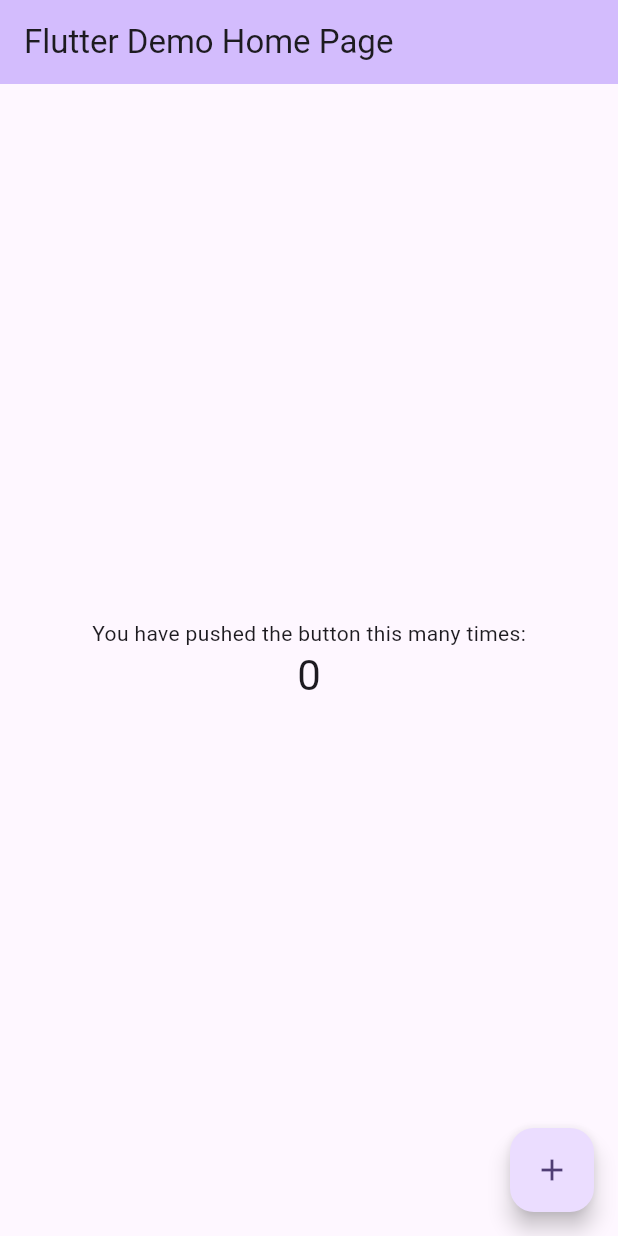
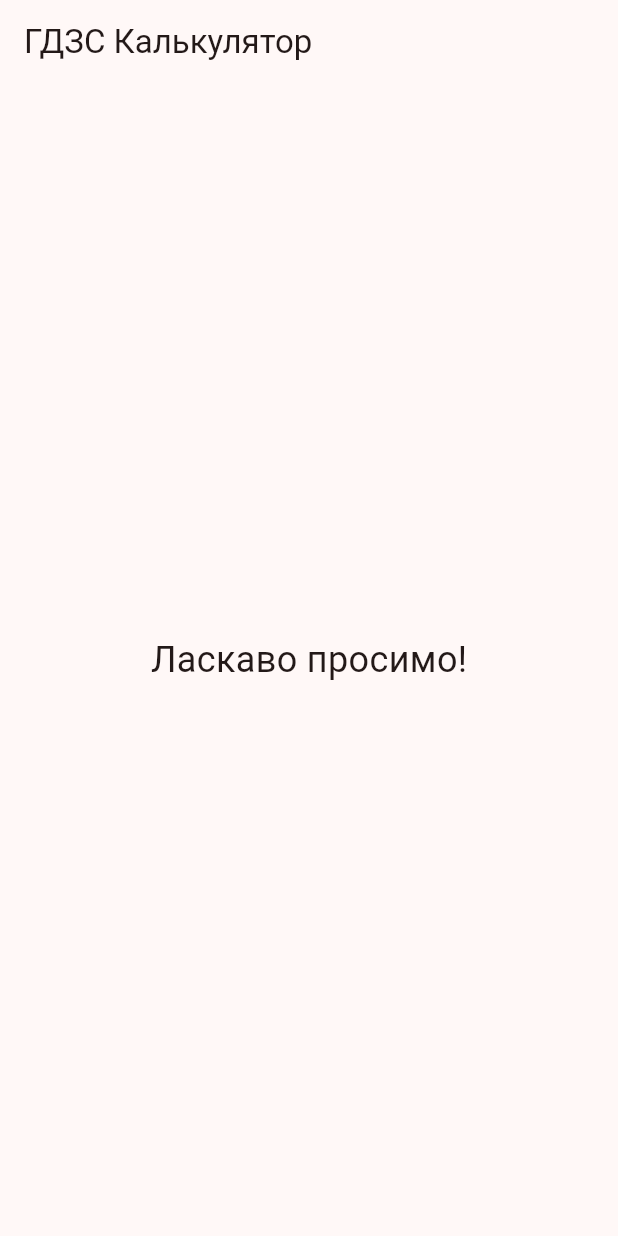
Before and after one commit to MukolaKUN/gdzs_calc, a Flutter app: the screen it shows after launch, on a phone screen of 412 x 824 dp. Run offline on Flutter 3.47's test engine with Material 3 defaults, Android fonts, the light colour scheme and no system bars.

Commit message:
Create project architecture and initial home screen

```diff
--- /dev/null
+++ b/lib/app/app.dart
@@ -0,0 +1,19 @@
+import 'package:flutter/material.dart';
+import '../features/home/home_page.dart';
+
+class GdzsApp extends StatelessWidget {
+  const GdzsApp({super.key});
+
+  @override
+  Widget build(BuildContext context) {
+    return MaterialApp(
+      title: 'ГДЗС Калькулятор',
+      debugShowCheckedModeBanner: false,
+      theme: ThemeData(
+        useMaterial3: true,
+        colorSchemeSeed: Colors.red,
+      ),
+      home: const HomePage(),
+    );
+  }
+}
--- /dev/null
+++ b/lib/features/home/home_page.dart
@@ -0,0 +1,20 @@
+import 'package:flutter/material.dart';
+
+class HomePage extends StatelessWidget {
+  const HomePage({super.key});
+
+  @override
+  Widget build(BuildContext context) {
+    return Scaffold(
+      appBar: AppBar(
+        title: const Text('ГДЗС Калькулятор'),
+      ),
+      body: const Center(
+        child: Text(
+          'Ласкаво просимо!',
+          style: TextStyle(fontSize: 24),
+        ),
+      ),
+    );
+  }
+}
--- a/lib/main.dart
+++ b/lib/main.dart
@@ -1,122 +1,6 @@
 import 'package:flutter/material.dart';
+import 'app/app.dart';
 
 void main() {
-  runApp(const MyApp());
+  runApp(const GdzsApp());
 }
-
-class MyApp extends StatelessWidget {
-  const MyApp({super.key});
-
-  // This widget is the root of your application.
-  @override
-  Widget build(BuildContext context) {
-    return MaterialApp(
-      title: 'Flutter Demo',
-      theme: ThemeData(
-        // This is the theme of your application.
-        //
-        // TRY THIS: Try running your application with "flutter run". You'll see
-        // the application has a purple toolbar. Then, without quitting the app,
-        // try changing the seedColor in the colorScheme below to Colors.green
-        // and then invoke "hot reload" (save your changes or press the "hot
-        // reload" button in a Flutter-supported IDE, or press "r" if you used
-        // the command line to start the app).
-        //
-        // Notice that the counter didn't reset back to zero; the application
-        // state is not lost during the reload. To reset the state, use hot
-        // restart instead.
-        //
-        // This works for code too, not just values: Most code changes can be
-        // tested with just a hot reload.
-        colorScheme: .fromSeed(seedColor: Colors.deepPurple),
-      ),
-      home: const MyHomePage(title: 'Flutter Demo Home Page'),
-    );
-  }
-}
-
-class MyHomePage extends StatefulWidget {
-  const MyHomePage({super.key, required this.title});
-
-  // This widget is the home page of your application. It is stateful, meaning
-  // that it has a State object (defined below) that contains fields that affect
-  // how it looks.
-
-  // This class is the configuration for the state. It holds the values (in this
-  // case the title) provided by the parent (in this case the App widget) and
-  // used by the build method of the State. Fields in a Widget subclass are
-  // always marked "final".
-
-  final String title;
-
-  @override
-  State<MyHomePage> createState() => _MyHomePageState();
-}
-
-class _MyHomePageState extends State<MyHomePage> {
-  int _counter = 0;
-
-  void _incrementCounter() {
-    setState(() {
-      // This call to setState tells the Flutter framework that something has
-      // changed in this State, which causes it to rerun the build method below
-      // so that the display can reflect the updated values. If we changed
-      // _counter without calling setState(), then the build method would not be
-      // called again, and so nothing would appear to happen.
-      _counter++;
-    });
-  }
-
-  @override
-  Widget build(BuildContext context) {
-    // This method is rerun every time setState is called, for instance as done
-    // by the _incrementCounter method above.
-    //
-    // The Flutter framework has been optimized to make rerunning build methods
-    // fast, so that you can just rebuild anything that needs updating rather
-    // than having to individually change instances of widgets.
-    return Scaffold(
-      appBar: AppBar(
-        // TRY THIS: Try changing the color here to a specific color (to
-        // Colors.amber, perhaps?) and trigger a hot reload to see the AppBar
-        // change color while the other colors stay the same.
-        backgroundColor: Theme.of(context).colorScheme.inversePrimary,
-        // Here we take the value from the MyHomePage object that was created by
-        // the App.build method, and use it to set our appbar title.
-        title: Text(widget.title),
-      ),
-      body: Center(
-        // Center is a layout widget. It takes a single child and positions it
-        // in the middle of the parent.
-        child: Column(
-          // Column is also a layout widget. It takes a list of children and
-          // arranges them vertically. By default, it sizes itself to fit its
-          // children horizontally, and tries to be as tall as its parent.
-          //
-          // Column has various properties to control how it sizes itself and
-          // how it positions its children. Here we use mainAxisAlignment to
-          // center the children vertically; the main axis here is the vertical
-          // axis because Columns are vertical (the cross axis would be
-          // horizontal).
-          //
-          // TRY THIS: Invoke "debug painting" (choose the "Toggle Debug Paint"
-          // action in the IDE, or press "p" in the console), to see the
-          // wireframe for each widget.
-          mainAxisAlignment: .center,
-          children: [
-            const Text('You have pushed the button this many times:'),
-            Text(
-              '$_counter',
-              style: Theme.of(context).textTheme.headlineMedium,
-            ),
-          ],
-        ),
-      ),
-      floatingActionButton: FloatingActionButton(
-        onPressed: _incrementCounter,
-        tooltip: 'Increment',
-        child: const Icon(Icons.add),
-      ),
-    );
-  }
-}
```
